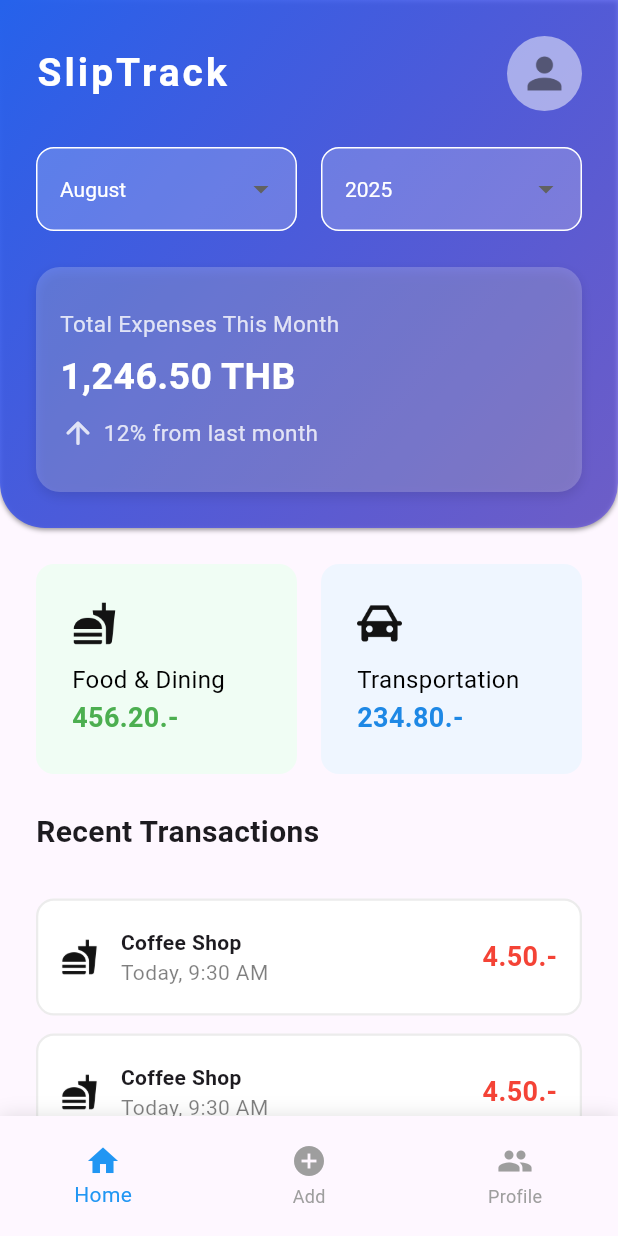
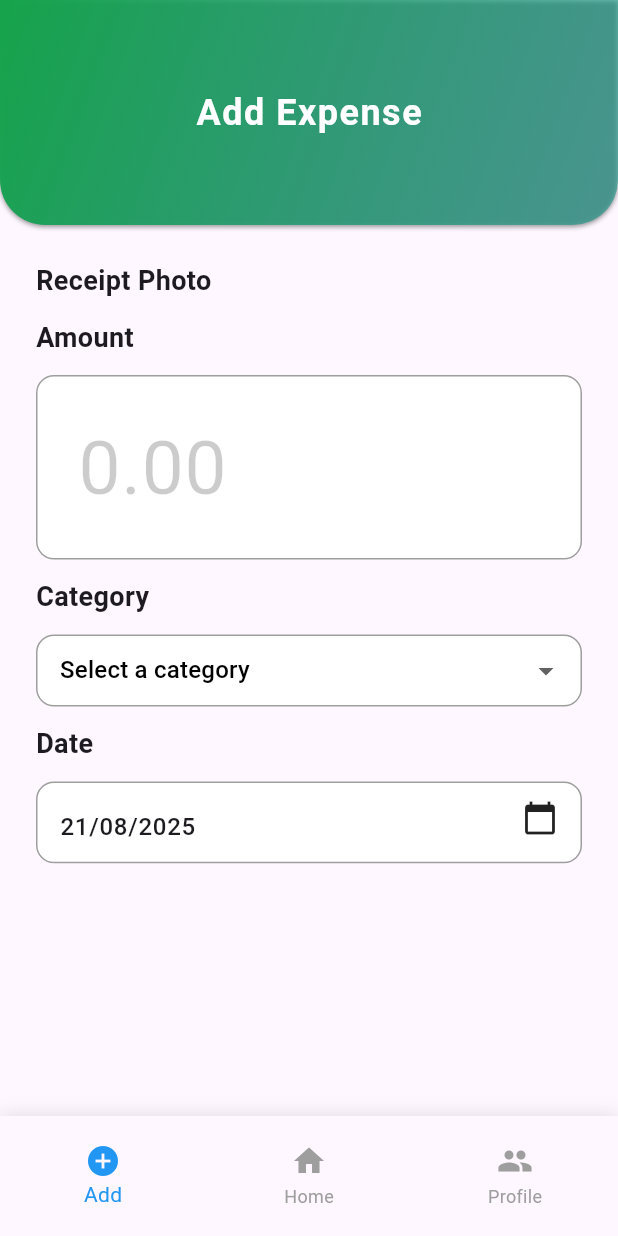
Before and after one commit to KasidetPha/SlipTrack, a Flutter app: the screen it shows after launch, on a phone screen of 412 x 824 dp. Run offline on Flutter 3.47's test engine with Material 3 defaults, Android fonts, the phone set to English and light mode, and no system bars; our stand-ins replace google_fonts; Roboto replaces fonts that are missing (Prompt).

Commit message:
update calendar

```diff
--- a/frontend/lib/pages/add_page.dart
+++ b/frontend/lib/pages/add_page.dart
@@ -1,12 +1,23 @@
 import 'package:flutter/material.dart';
+import 'package:frontend/widgets/add_page_widgets/add_body.dart';
+import 'package:frontend/widgets/add_page_widgets/add_header.dart';
+// import 'package:google_fonts/google_fonts.dart';
 
 class AddPage extends StatelessWidget {
   const AddPage({super.key});
 
   @override
   Widget build(BuildContext context) {
-    return const Center(
-      child: Text("This is Add Page."),
+    return Scaffold(
+      body: SingleChildScrollView(
+        child: Column(
+          crossAxisAlignment: CrossAxisAlignment.start,
+          children: [
+            const AddHeader(),
+            const AddBody()
+          ],
+        ),
+      ),
     );
   }
 }
--- /dev/null
+++ b/frontend/lib/widgets/add_page_widgets/add_body.dart
@@ -0,0 +1,209 @@
+import 'package:flutter/material.dart';
+import 'package:flutter/services.dart';
+import 'package:google_fonts/google_fonts.dart';
+import 'package:intl/intl.dart';
+
+
+class AddBody extends StatefulWidget {
+  const AddBody({super.key});
+  @override
+  State<AddBody> createState() => _AddBodyState();
+}
+
+class _AddBodyState extends State<AddBody> {
+  TextEditingController _dateController = TextEditingController();
+
+  @override
+  void dispose() {
+    _dateController.dispose();
+    super.dispose();
+  }
+
+  final now = DateTime.now();
+
+  List<String> categories = [
+    "Food & Drinks",
+    "Transport",
+    "Rent",
+    "Utilities",
+    "Debt / Credit",
+    "Insurance",
+    "Investment",
+    "Clothing",
+    "Health & Fitness",
+    "Beauty & Care",
+    "Travel & Leisure",
+    "Entertainment",
+    "Gifts & Donation",
+    "Emergency",
+    "Miscellaneous",
+    "Others"
+  ];
+
+  String? selectedCategory;
+
+  final TextEditingController _controller = TextEditingController();
+  final NumberFormat _formatter = NumberFormat('#,###');
+
+  @override
+  void initState() {
+    super.initState();
+    _dateController.text = DateFormat('dd/MM/yyyy').format(DateTime.now());
+
+    _controller.addListener(() {
+      String text = _controller.text;
+
+      text = text.replaceAll(',', '').replaceAll('฿', '');
+
+      if (text.isNotEmpty) {
+        if (text.length > 8) text = text.substring(0,8);
+
+        String formatted =  _formatter.format(int.parse(text));
+
+        _controller.value = _controller.value.copyWith(
+          text: '$formatted ฿',
+          selection: TextSelection.collapsed(offset: formatted.length)
+        );
+      }
+    });
+  }
+
+  @override
+  Widget build(BuildContext context) {
+    return Padding(
+      padding: const EdgeInsets.all(24),
+      child: Column(
+        crossAxisAlignment: CrossAxisAlignment.start,
+        children: [
+          Text(
+            "Receipt Photo",
+            style: GoogleFonts.prompt(
+              fontSize: 18,
+              fontWeight: FontWeight.bold,
+            ),
+          ),
+          SizedBox(height: 12),
+          Text("Amount", style: GoogleFonts.prompt(fontSize: 18, fontWeight: FontWeight.bold)),
+          SizedBox(height: 12),
+          TextFormField(
+            style: GoogleFonts.prompt(
+              fontSize: 50,
+              color: Colors.black,
+              fontWeight: FontWeight.w400,
+            ),
+            controller: _controller,
+            keyboardType: TextInputType.number,
+            inputFormatters: [
+              FilteringTextInputFormatter.digitsOnly,
+              LengthLimitingTextInputFormatter(8),
+            ],
+            decoration: InputDecoration(
+              contentPadding: EdgeInsets.symmetric(
+                horizontal: 24,
+                vertical: 24,
+              ),
+              filled: true,
+              fillColor: Colors.white,
+              hintText: "0.00",
+              hintStyle: GoogleFonts.prompt(
+                fontSize: 50,
+                color: Colors.black.withOpacity(0.2),
+              ),
+              enabledBorder: OutlineInputBorder(
+                borderSide: const BorderSide(color: Colors.grey),
+                borderRadius: BorderRadius.circular(12),
+              ),
+              focusedBorder: OutlineInputBorder(
+                borderSide: const BorderSide(color: Colors.grey),
+                borderRadius: BorderRadius.circular(12),
+              ),
+            ),
+          ),
+          SizedBox(height: 12,),
+          Text("Category", style: GoogleFonts.prompt(fontSize: 18, fontWeight: FontWeight.bold),),
+          SizedBox(height: 12,),
+          DropdownButtonFormField<String>(
+            isDense: true,
+            decoration: InputDecoration(
+              contentPadding: EdgeInsets.all(12),
+              filled: true,
+              fillColor: Colors.white,
+              enabledBorder: OutlineInputBorder(
+                borderSide: const BorderSide(color: Colors.grey),
+                borderRadius: BorderRadius.circular(12)
+              ),
+              focusedBorder: OutlineInputBorder(
+                borderSide: const BorderSide(color: Colors.grey),
+                borderRadius: BorderRadius.circular(12)
+              ),
+            ),
+          hint: Text(
+            "Select a category",
+            style: GoogleFonts.prompt(
+              fontWeight: FontWeight.w500,
+              color: Colors.black
+          ),
+
+            ),
+            value: selectedCategory,
+            items: categories.map((category) {
+              return DropdownMenuItem<String>(
+                value: category,
+                child: Text(category, style: GoogleFonts.prompt(fontWeight: FontWeight.w500),),
+              );
+            }).toList(),
+            onChanged: (value) {
+              setState(() {
+                selectedCategory = value;
+              });
+            },
+          ),
+          SizedBox(height: 12,),
+          Text("Date", style: GoogleFonts.prompt(fontWeight: FontWeight.bold, fontSize: 18)),
+          SizedBox(height: 12,),
+          TextFormField(
+            style: TextStyle(
+              fontWeight: FontWeight.w500
+            ),
+            controller: _dateController,
+            readOnly: true,
+            decoration: InputDecoration(
+              contentPadding: EdgeInsets.all(12),
+              filled: true,
+              fillColor: Colors.white,
+              hintText: "Select a date",
+              hintStyle: GoogleFonts.prompt(
+                color: Colors.black,
+                fontWeight: FontWeight.w500
+              ),
+              enabledBorder: OutlineInputBorder(
+                borderSide: const BorderSide(color: Colors.grey),
+                borderRadius: BorderRadius.circular(12)
+              ),
+              focusedBorder: OutlineInputBorder(
+                borderSide: const BorderSide(color: Colors.grey),
+                borderRadius: BorderRadius.circular(12)
+              ),
+              suffix: Icon(Icons.calendar_today),
+            ),
+            onTap: () async {
+              DateTime? pickedDate = await showDatePicker(
+                context: context,
+                initialDate: DateTime.now(),
+                firstDate: DateTime(1900),
+                lastDate: DateTime(2100),
+              );
+
+              if (pickedDate != null) {
+                String formattedDate = DateFormat('dd/MM/yyyy').format(pickedDate);
+                setState(() {
+                  _dateController.text = formattedDate;
+                });
+              }
+            },
+          )
+        ],
+      ),
+    );
+  }
+}
--- /dev/null
+++ b/frontend/lib/widgets/add_page_widgets/add_header.dart
@@ -0,0 +1,41 @@
+import 'package:flutter/material.dart';
+import 'package:google_fonts/google_fonts.dart';
+
+class AddHeader extends StatelessWidget {
+  const AddHeader({super.key});
+
+  @override
+  Widget build(BuildContext context) {
+    return Container(
+      width: double.infinity,
+      padding: const EdgeInsets.all(24),
+      height: 150,
+      decoration: BoxDecoration(
+        gradient: const LinearGradient(
+          colors: [
+            Color.fromARGB(255,22, 163, 74),
+            Color.fromARGB(144, 13, 148, 134)
+          ],
+          begin: Alignment.topLeft,
+          end: Alignment.bottomRight,
+        ),
+        borderRadius: const BorderRadius.vertical(
+          bottom: Radius.circular(30),
+        ),
+        boxShadow: [
+          BoxShadow(
+            color: Colors.black.withOpacity(0.4),
+            blurRadius: 2,
+            offset: const Offset(0, 1),
+          )
+        ],
+      ),
+      child: Column(
+        mainAxisAlignment: MainAxisAlignment.center,
+        children: [
+          Text("Add Expense", style: GoogleFonts.prompt(color: Colors.white, fontSize: 24, fontWeight: FontWeight.bold, letterSpacing: 1))
+        ],
+      )
+    );
+  }
+}
--- a/frontend/lib/widgets/bottom_nav_page.dart
+++ b/frontend/lib/widgets/bottom_nav_page.dart
@@ -15,8 +15,8 @@ class _BottomNavPageState extends State<BottomNavPage> {
   int _currentIndex = 0;
 
   final List<Widget> _pages = const [
+    AddPage(),
     HomePage(),
-    AddPage(),
     ProfilePage()
   ];
 
@@ -48,8 +48,8 @@ class _BottomNavPageState extends State<BottomNavPage> {
           selectedItemColor: Colors.blue,
           unselectedItemColor: Colors.grey,
           items: const [
+            BottomNavigationBarItem(icon: Icon(Icons.add_circle), label: 'Add'),
             BottomNavigationBarItem(icon: Icon(Icons.home), label: 'Home'),
-            BottomNavigationBarItem(icon: Icon(Icons.add_circle), label: 'Add'),
             BottomNavigationBarItem(icon: Icon(Icons.people), label: 'Profile'),
           ]
         ),
--- a/frontend/lib/widgets/home_widgets/home_header.dart
+++ b/frontend/lib/widgets/home_page_widgets/home_header.dart
@@ -16,7 +16,7 @@ class HomeHeader extends StatelessWidget {
               fontSize: 26,
               fontWeight: FontWeight.bold,
               color: Colors.white,
-              letterSpacing: 2
+              letterSpacing: 1
             ),
           )
 
--- a/frontend/pubspec.yaml
+++ b/frontend/pubspec.yaml
@@ -38,6 +38,7 @@ dependencies:
   cupertino_icons: ^1.0.8
   lucide_icons: ^0.257.0
   google_fonts: ^6.3.0
+  intl: ^0.18.1
 
 dev_dependencies:
   flutter_test:
```
Also changed, not shown: frontend/lib/pages/home_page.dart (+5 -5 lines), frontend/lib/widgets/home_page_widgets/items_recent.dart (renamed from frontend/lib/widgets/home_widgets/items_recent.dart), frontend/lib/widgets/home_page_widgets/month_year_dropdown.dart (renamed from frontend/lib/widgets/home_widgets/month_year_dropdown.dart), frontend/lib/widgets/home_page_widgets/most_category.dart (renamed from frontend/lib/widgets/home_widgets/most_category.dart), frontend/lib/widgets/home_page_widgets/summary_card.dart (renamed from frontend/lib/widgets/home_widgets/summary_card.dart), frontend/pubspec.lock.
